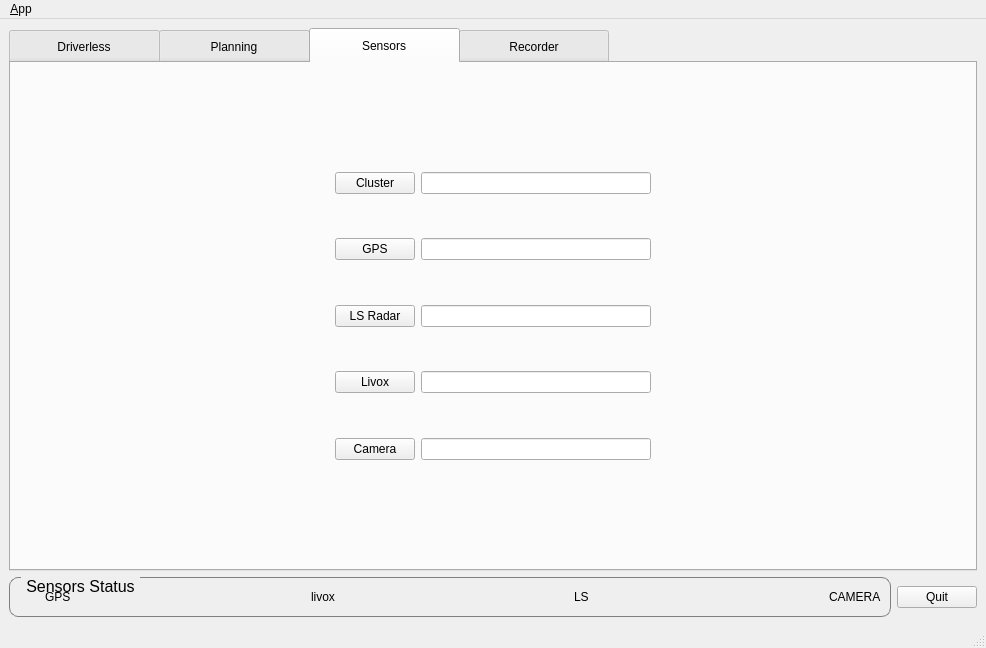
Before: the Qt Designer form src/av_console/ui/main_window.ui in zshiningstar/intelligent_logistics_car, drawn with Qt 5.
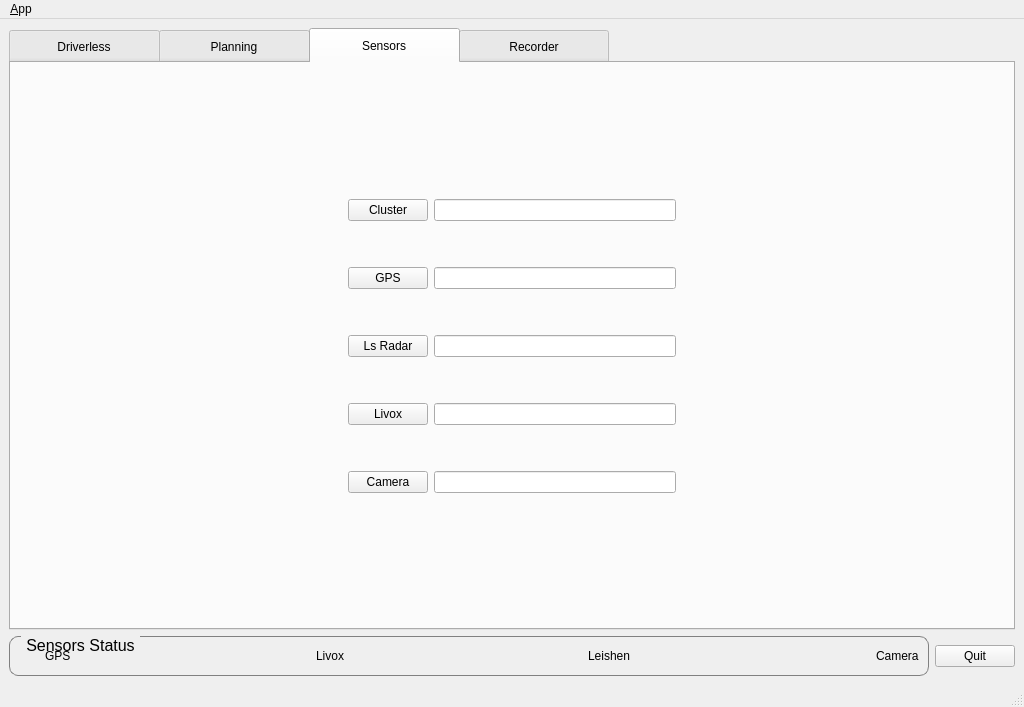
After: the same form once the commit is applied. Icons and pictures are not drawn. Custom widgets are drawn as their Qt base class.

What changed in the file:
```diff
--- a/src/av_console/ui/main_window.ui
+++ b/src/av_console/ui/main_window.ui
@@ -6,8 +6,8 @@
    <rect>
     <x>0</x>
     <y>0</y>
-    <width>986</width>
-    <height>648</height>
+    <width>1024</width>
+    <height>707</height>
    </rect>
   </property>
   <property name="windowTitle">
@@ -758,7 +758,7 @@
                  </size>
                 </property>
                 <property name="text">
-                 <string>LS Radar</string>
+                 <string>Ls Radar</string>
                 </property>
                 <property name="checkable">
                  <bool>true</bool>
@@ -1361,7 +1361,7 @@
            <item>
             <widget class="QLabel" name="label_livoxStatus">
              <property name="text">
-              <string>livox</string>
+              <string>Livox</string>
              </property>
             </widget>
            </item>
@@ -1397,7 +1397,7 @@
            <item>
             <widget class="QLabel" name="label_lidarStatus">
              <property name="text">
-              <string>LS</string>
+              <string>Leishen</string>
              </property>
             </widget>
            </item>
@@ -1433,7 +1433,7 @@
            <item>
             <widget class="QLabel" name="label_camera1Ststus">
              <property name="text">
-              <string>CAMERA</string>
+              <string>Camera</string>
              </property>
             </widget>
            </item>
@@ -1473,8 +1473,8 @@
     <rect>
      <x>0</x>
      <y>0</y>
-     <width>986</width>
-     <height>27</height>
+     <width>1024</width>
+     <height>26</height>
     </rect>
    </property>
    <widget class="QMenu" name="menu_File">
```
